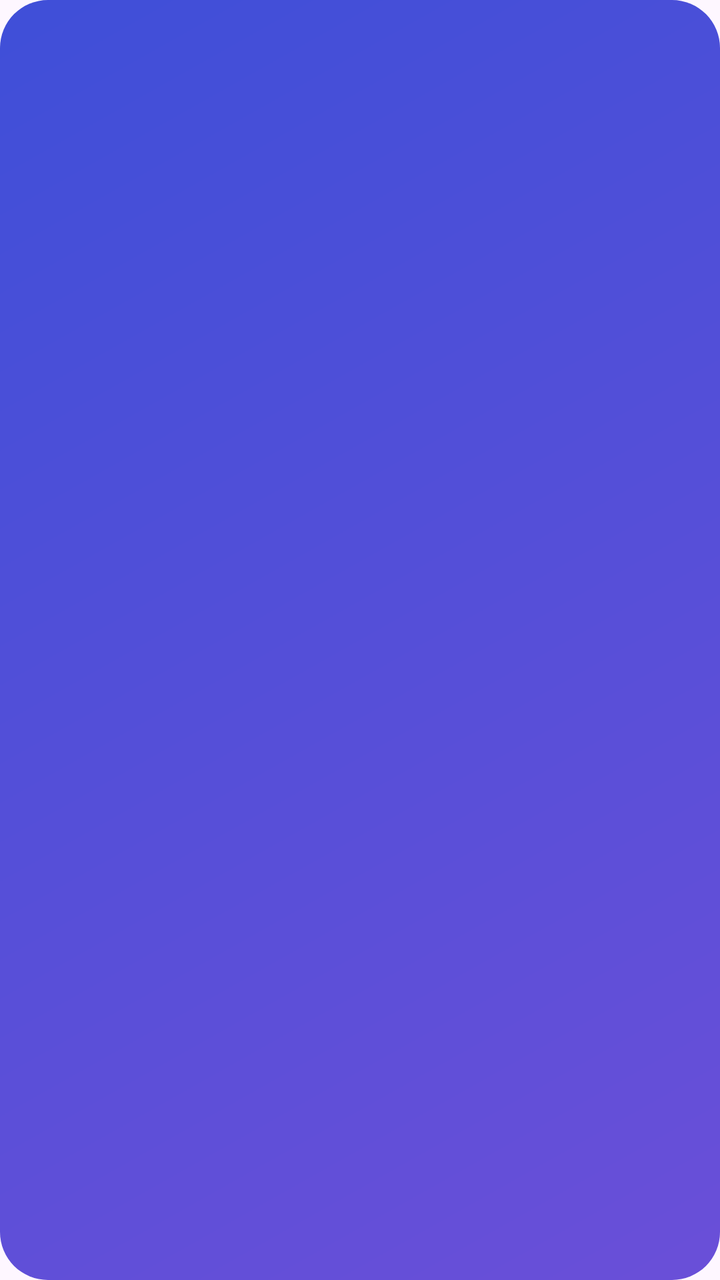
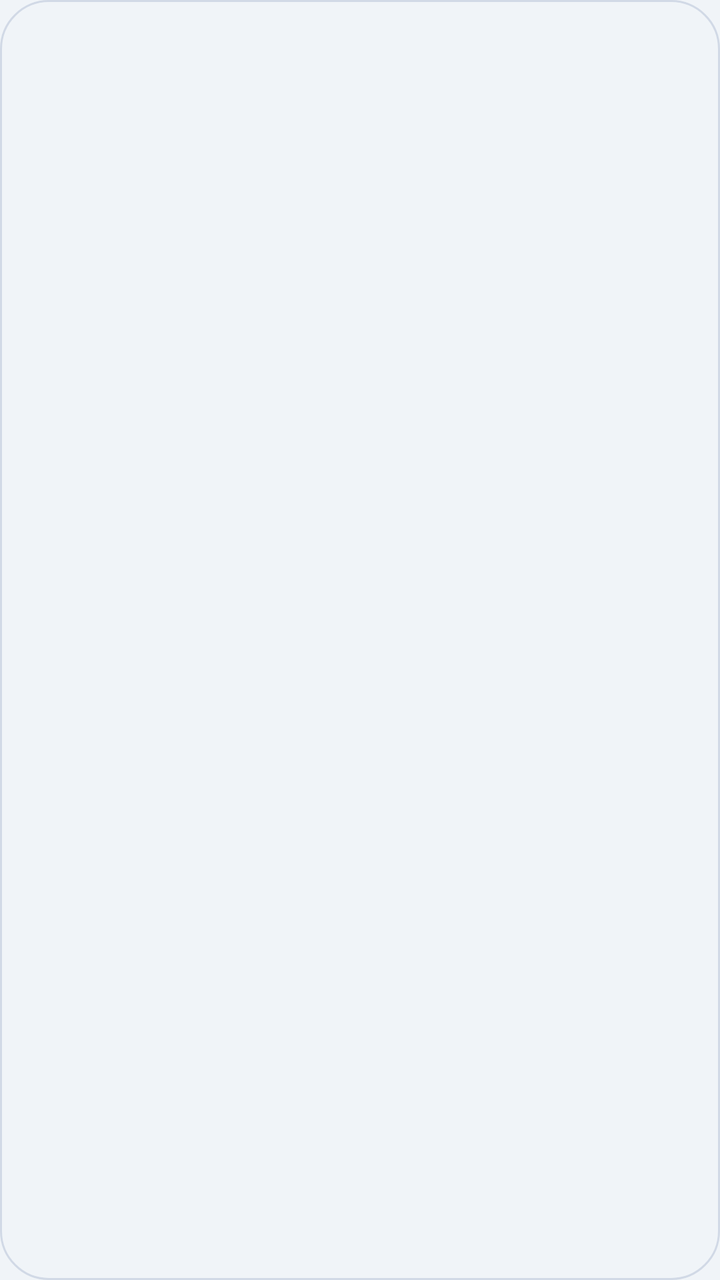

Two renders of the same Android screen: before a commit and after it. Below are the layout's source before the change and the commit's diff.
<!-- AndroidManifest.xml: application theme Theme.Countdown -->
<!-- res/layout/widget_countdown.xml -->
<?xml version="1.0" encoding="utf-8"?>
<LinearLayout xmlns:android="http://schemas.android.com/apk/res/android"
    android:id="@+id/widget_root"
    android:layout_width="match_parent"
    android:layout_height="match_parent"
    android:background="@drawable/widget_bg"
    android:gravity="center"
    android:orientation="vertical"
    android:padding="14dp">

    <TextView
        android:id="@+id/widget_title"
        android:layout_width="match_parent"
        android:layout_height="wrap_content"
        android:ellipsize="end"
        android:gravity="center"
        android:maxLines="1"
        android:textColor="#E0E3FF"
        android:textSize="15sp"
        android:textStyle="bold" />

    <TextView
        android:id="@+id/widget_number"
        android:layout_width="wrap_content"
        android:layout_height="wrap_content"
        android:includeFontPadding="false"
        android:textColor="#FFFFFF"
        android:textSize="56sp"
        android:textStyle="bold" />

    <TextView
        android:id="@+id/widget_unit"
        android:layout_width="match_parent"
        android:layout_height="wrap_content"
        android:ellipsize="end"
        android:gravity="center"
        android:maxLines="1"
        android:textColor="#FFFFFF"
        android:textSize="14sp" />

    <TextView
        android:id="@+id/widget_date"
        android:layout_width="match_parent"
        android:layout_height="wrap_content"
        android:layout_marginTop="2dp"
        android:ellipsize="end"
        android:gravity="center"
        android:maxLines="1"
        android:textColor="#C5CAF5"
        android:textSize="11sp" />
</LinearLayout>
<!-- resources referenced by this layout -->
<resources>
  <!-- drawable widget_bg (drawable) -->
  <?xml version="1.0" encoding="utf-8"?>
  <shape xmlns:android="http://schemas.android.com/apk/res/android"
      android:shape="rectangle">
      <gradient
          android:angle="315"
          android:endColor="#FF6A4FD8"
          android:startColor="#FF3F4FD8" />
      <corners android:radius="24dp" />
  </shape>
  <style name="Theme.Countdown" parent="Theme.Material3.Light.NoActionBar">
          <item name="colorPrimary">#3F4FD8</item>
          <item name="colorOnPrimary">#FFFFFF</item>
          <item name="colorPrimaryContainer">#E0E3FF</item>
          <item name="colorOnPrimaryContainer">#0B1480</item>
          <item name="colorSecondary">#5B5F82</item>
          <item name="android:statusBarColor">?attr/colorSurface</item>
          <item name="android:windowLightStatusBar">true</item>
      </style>
</resources>

<!-- the commit's change to res/layout/widget_countdown.xml (unified diff, before → after) -->
@@ -1,51 +1,65 @@
 <?xml version="1.0" encoding="utf-8"?>
-<LinearLayout xmlns:android="http://schemas.android.com/apk/res/android"
+<FrameLayout xmlns:android="http://schemas.android.com/apk/res/android"
     android:id="@+id/widget_root"
     android:layout_width="match_parent"
     android:layout_height="match_parent"
-    android:background="@drawable/widget_bg"
-    android:gravity="center"
-    android:orientation="vertical"
-    android:padding="14dp">
+    android:background="@drawable/widget_bg">
 
-    <TextView
-        android:id="@+id/widget_title"
+    <ImageView
+        android:id="@+id/widget_bg_image"
         android:layout_width="match_parent"
-        android:layout_height="wrap_content"
-        android:ellipsize="end"
+        android:layout_height="match_parent"
+        android:contentDescription="@null"
+        android:importantForAccessibility="no"
+        android:scaleType="fitXY"
+        android:visibility="gone" />
+
+    <LinearLayout
+        android:layout_width="match_parent"
+        android:layout_height="match_parent"
         android:gravity="center"
-        android:maxLines="1"
-        android:textColor="#E0E3FF"
-        android:textSize="15sp"
-        android:textStyle="bold" />
+        android:orientation="vertical"
+        android:padding="14dp">
 
-    <TextView
-        android:id="@+id/widget_number"
-        android:layout_width="wrap_content"
-        android:layout_height="wrap_content"
-        android:includeFontPadding="false"
-        android:textColor="#FFFFFF"
-        android:textSize="56sp"
-        android:textStyle="bold" />
+        <TextView
+            android:id="@+id/widget_title"
+            android:layout_width="match_parent"
+            android:layout_height="wrap_content"
+            android:ellipsize="end"
+            android:gravity="center"
+            android:maxLines="1"
+            android:textColor="@color/soft_text"
+            android:textSize="15sp"
+            android:textStyle="bold" />
 
-    <TextView
-        android:id="@+id/widget_unit"
-        android:layout_width="match_parent"
-        android:layout_height="wrap_content"
-        android:ellipsize="end"
-        android:gravity="center"
-        android:maxLines="1"
-        android:textColor="#FFFFFF"
-        android:textSize="14sp" />
+        <TextView
+            android:id="@+id/widget_number"
+            android:layout_width="wrap_content"
+            android:layout_height="wrap_content"
+            android:includeFontPadding="false"
+            android:textColor="@color/soft_blue"
+            android:textSize="56sp"
+            android:textStyle="bold" />
 
-    <TextView
-        android:id="@+id/widget_date"
-        android:layout_width="match_parent"
-        android:layout_height="wrap_content"
-        android:layout_marginTop="2dp"
-        android:ellipsize="end"
-        android:gravity="center"
-        android:maxLines="1"
-        android:textColor="#C5CAF5"
-        android:textSize="11sp" />
-</LinearLayout>
+        <TextView
+            android:id="@+id/widget_unit"
+            android:layout_width="match_parent"
+            android:layout_height="wrap_content"
+            android:ellipsize="end"
+            android:gravity="center"
+            android:maxLines="1"
+            android:textColor="@color/soft_muted"
+            android:textSize="14sp" />
+
+        <TextView
+            android:id="@+id/widget_date"
+            android:layout_width="match_parent"
+            android:layout_height="wrap_content"
+            android:layout_marginTop="2dp"
+            android:ellipsize="end"
+            android:gravity="center"
+            android:maxLines="1"
+            android:textColor="@color/soft_muted"
+            android:textSize="11sp" />
+    </LinearLayout>
+</FrameLayout>
<!-- resource entries referenced after the edit -->
@@ -1,23 +1,34 @@
 <!-- resources referenced by this layout -->
 <resources>
+  <color name="soft_blue">#2563EB</color>
+  <color name="soft_muted">#4B5563</color>
+  <color name="soft_text">#1F2937</color>
   <!-- drawable widget_bg (drawable) -->
   <?xml version="1.0" encoding="utf-8"?>
   <shape xmlns:android="http://schemas.android.com/apk/res/android"
       android:shape="rectangle">
-      <gradient
-          android:angle="315"
-          android:endColor="#FF6A4FD8"
-          android:startColor="#FF3F4FD8" />
+      <solid android:color="@color/soft_bg" />
+      <stroke android:width="1dp" android:color="@color/soft_shadow" />
       <corners android:radius="24dp" />
   </shape>
   <style name="Theme.Countdown" parent="Theme.Material3.Light.NoActionBar">
-          <item name="colorPrimary">#3F4FD8</item>
-          <item name="colorOnPrimary">#FFFFFF</item>
-          <item name="colorPrimaryContainer">#E0E3FF</item>
-          <item name="colorOnPrimaryContainer">#0B1480</item>
-          <item name="colorSecondary">#5B5F82</item>
-          <item name="android:statusBarColor">?attr/colorSurface</item>
+          <item name="colorPrimary">@color/soft_blue</item>
+          <item name="colorOnPrimary">@color/soft_light</item>
+          <item name="colorSecondary">@color/soft_muted</item>
+          <item name="colorSurface">@color/soft_bg</item>
+          <item name="colorSurfaceContainer">@color/soft_bg</item>
+          <item name="colorOnSurface">@color/soft_text</item>
+          <item name="colorOnSurfaceVariant">@color/soft_muted</item>
+          <item name="colorSecondaryContainer">@color/soft_shadow</item>
+          <item name="colorOnSecondaryContainer">@color/soft_blue</item>
+          <item name="android:colorBackground">@color/soft_bg</item>
+          <item name="android:windowBackground">@color/soft_bg</item>
+          <item name="android:statusBarColor">@color/soft_bg</item>
+          <item name="android:navigationBarColor">@color/soft_bg</item>
           <item name="android:windowLightStatusBar">true</item>
       </style>
+  <color name="soft_bg">#F0F4F8</color>
+  <color name="soft_shadow">#D1D9E6</color>
+  <color name="soft_light">#FFFFFF</color>
 </resources>
 
